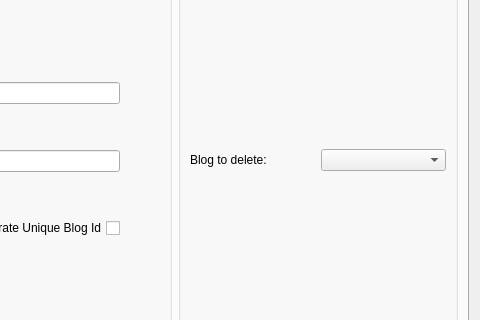
The window that maindialog.ui (Kliszek/Qt-Blog-Application) describes before a commit, drawn with Qt 5; both pictures show x 271 to 751 and y 175 to 495 of the 751 by 605 pixel window.
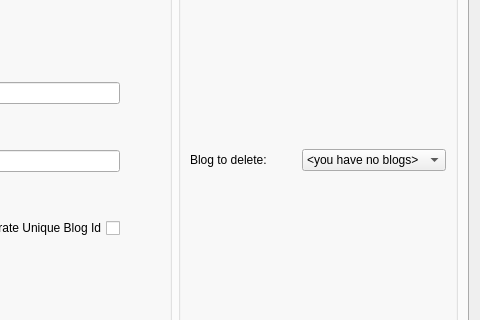
The same window after the commit.

Commit message: Fixed main window not appearing in the task bar

Patch:
```diff
--- a/maindialog.ui
+++ b/maindialog.ui
@@ -636,7 +636,13 @@
              </widget>
             </item>
             <item>
-             <widget class="QComboBox" name="cmbDeleteBlog"/>
+             <widget class="QComboBox" name="cmbDeleteBlog">
+              <item>
+               <property name="text">
+                <string>&lt;you have no blogs&gt;</string>
+               </property>
+              </item>
+             </widget>
             </item>
            </layout>
           </item>
```
The commit also changes 3 other files.
